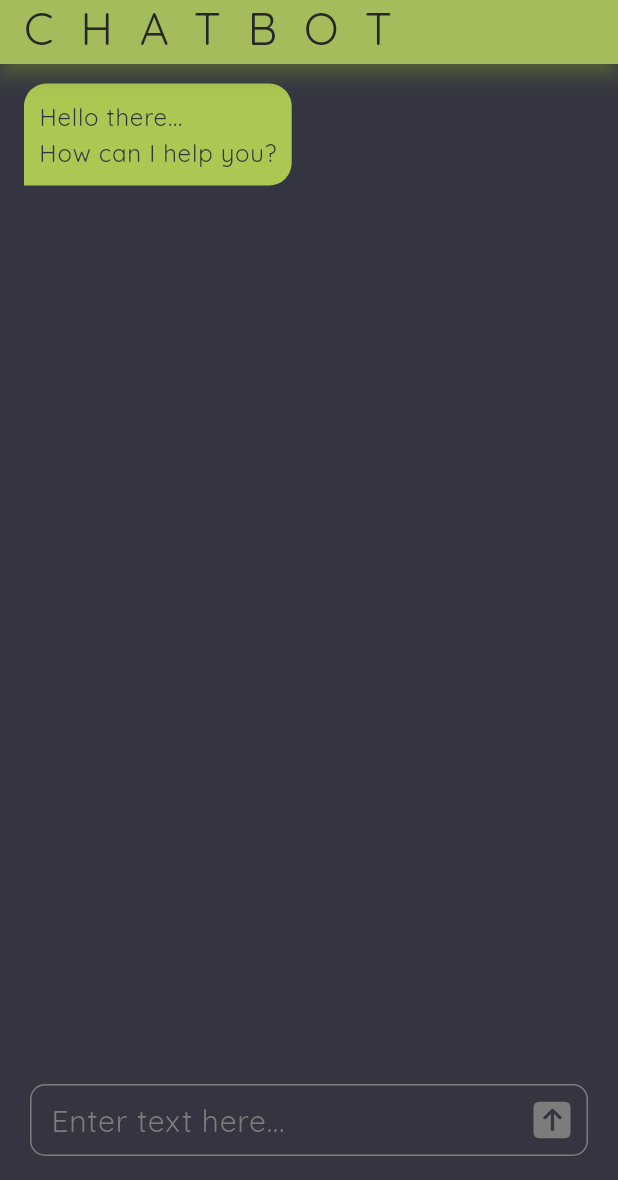
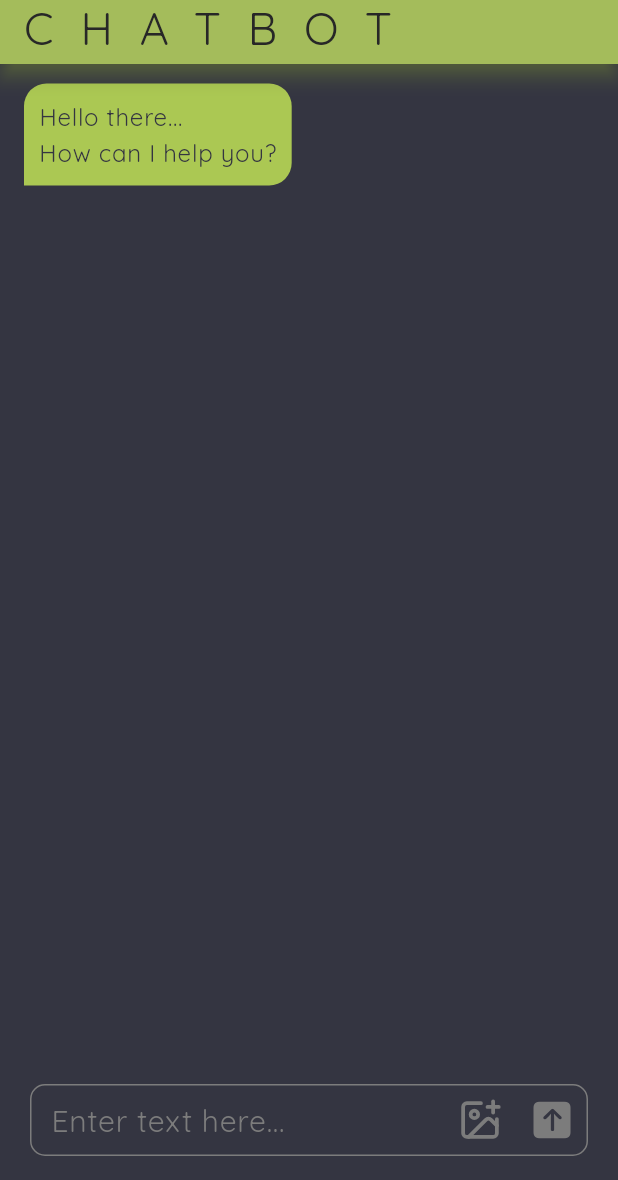
Before and after one commit to gaurav1-9/fabric-classification-android-chatbot, a Flutter app: the screen it shows after launch, on a phone screen of 412 x 824 dp, the part 56-1236 px from its top. Run offline on Flutter 3.47's test engine with Material 3 defaults, Android fonts, the phone set to English and light mode, and no system bars; our stand-ins replace google_fonts, lucide_icons.

Commit message:
addition of image icon

```diff
--- a/project_application/lib/widgets/userinput_field.dart
+++ b/project_application/lib/widgets/userinput_field.dart
@@ -3,6 +3,7 @@ import 'dart:convert';
 import 'package:flutter/cupertino.dart';
 import 'package:flutter/material.dart';
 import 'package:http/http.dart' as http;
+import 'package:lucide_icons/lucide_icons.dart';
 
 import '../global_properties/app_colors.dart';
 
@@ -63,27 +64,18 @@ class UserInput extends StatelessWidget {
 
   @override
   Widget build(BuildContext context) {
-    return TextField(
+    return Stack(
+      alignment: Alignment.centerRight,
+      children: [
+        TextField(
           controller: textController,
-      decoration: InputDecoration(
-        suffixIcon: IconButton(
-          icon: Icon(
-            CupertinoIcons.arrow_up_square_fill,
-            color: (textController.text.isNotEmpty)
-                ? AppColor.mindaro
-                : AppColor.grey,
-            size: 32,
-          ),
-          onPressed: () => getText(context),
-        ),
-        contentPadding: const EdgeInsets.symmetric(
-          horizontal: 10,
-        ),
+          decoration: const InputDecoration(
+            contentPadding: EdgeInsets.fromLTRB(10, 0, 90, 0),
             hintText: "Enter text here...",
-        hintStyle: const TextStyle(
+            hintStyle: TextStyle(
               color: AppColor.grey,
             ),
-        enabledBorder: const OutlineInputBorder(
+            enabledBorder: OutlineInputBorder(
               borderSide: BorderSide(
                 color: AppColor.grey,
               ),
@@ -91,7 +83,7 @@ class UserInput extends StatelessWidget {
                 Radius.circular(10),
               ),
             ),
-        focusedBorder: const OutlineInputBorder(
+            focusedBorder: OutlineInputBorder(
               borderSide: BorderSide(
                 color: AppColor.mindaro,
               ),
@@ -106,6 +98,31 @@ class UserInput extends StatelessWidget {
           ),
           cursorColor: AppColor.textColor,
           onChanged: changeFunction,
+        ),
+        Row(
+          mainAxisAlignment: MainAxisAlignment.end,
+          children: [
+            IconButton(
+              icon: const Icon(
+                LucideIcons.imagePlus,
+                color: AppColor.grey,
+                size: 30,
+              ),
+              onPressed: () {},
+            ),
+            IconButton(
+              icon: Icon(
+                CupertinoIcons.arrow_up_square_fill,
+                color: (textController.text.isNotEmpty)
+                    ? AppColor.mindaro
+                    : AppColor.grey,
+                size: 32,
+              ),
+              onPressed: () => getText(context),
+            ),
+          ],
+        ),
+      ],
     );
   }
 }
```
Lines whose indentation alone changed are shown as unchanged.
